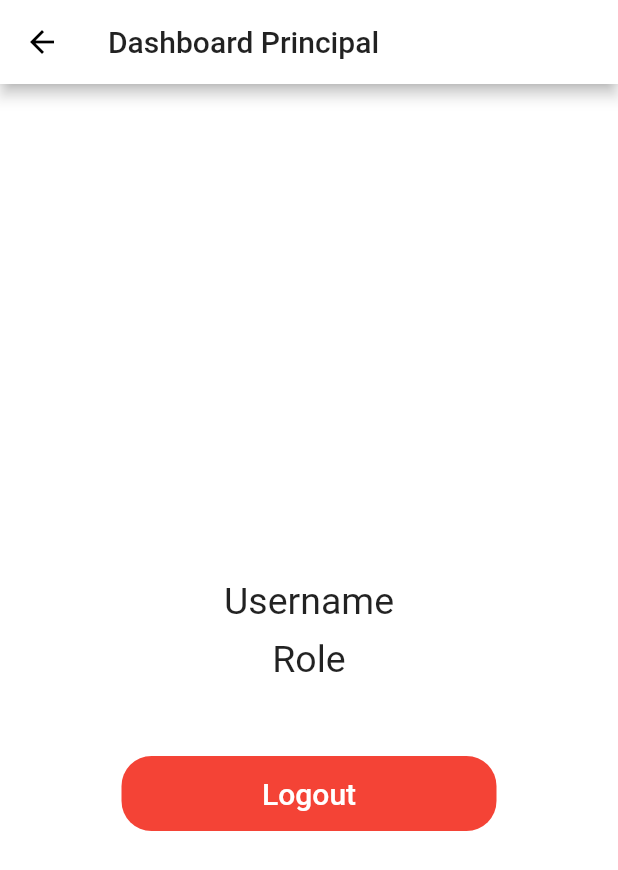
After one commit to Sushi-Oriented/SistemPenilaianGuru, a Flutter app: the PrincipalScreen screen opened directly, on a phone screen of 412 x 824 dp. The commit adds this screen. Shown: the top 870 px of the screen. Run offline on Flutter 3.47's test engine with Material 2 defaults, Android fonts, the phone set to English and light mode, and no system bars; our stand-ins replace cloud_firestore, firebase_auth, firebase_core; accounts and stored records are empty; network calls fail.

Commit message:
User type depends on screen

```diff
--- a/lib/router.dart
+++ b/lib/router.dart
@@ -1,8 +1,8 @@
 import 'package:flutter/material.dart';
-import 'package:spg_test/screens/check/check_connection.dart';
 import 'package:spg_test/screens/signup/signup_screen.dart';
 import 'package:spg_test/screens/splash.dart';
 import 'package:spg_test/screens/login/login_screen.dart';
+import 'package:spg_test/services/check/check_connection.dart';
 
 Route<dynamic> createRoute(settings) {
   switch (settings.name) {
--- a/lib/screens/login/login_body.dart
+++ b/lib/screens/login/login_body.dart
@@ -4,14 +4,11 @@ import 'package:spg_test/components/background.dart';
 import 'package:spg_test/components/rounded_button.dart';
 import 'package:spg_test/components/rounded_input_field.dart';
 import 'package:spg_test/components/rounded_password_field.dart';
-import 'package:spg_test/screens/check/check_userType.dart';
-
 import 'package:spg_test/screens/signup/components/orDivider.dart';
 import 'package:spg_test/screens/signup/signup_screen.dart';
-import 'package:spg_test/screens/student/dashboard_screen.dart';
 import 'package:spg_test/constant.dart';
 import 'package:spg_test/services/auth_provider.dart';
-
+import 'package:spg_test/services/check/check_userType.dart';
 import 'login_screen.dart';
 
 class LoginBody extends StatelessWidget {
--- /dev/null
+++ b/lib/screens/principal/principal_body.dart
@@ -0,0 +1,72 @@
+import 'package:flutter/material.dart';
+import 'package:spg_test/screens/principal/principal_screen.dart';
+import 'package:spg_test/services/auth_provider.dart';
+
+class PrincipalBody extends StatelessWidget {
+  const PrincipalBody({state}) : _state = state;
+
+  final PrincipalScreenState _state;
+
+  @override
+  Widget build(BuildContext context) {
+    return Scaffold(
+      backgroundColor: Colors.white,
+      appBar: AppBar(
+        title: Text("Dashboard Principal"),
+      ),
+      body: SafeArea(
+        child: Center(
+          child: Column(
+            mainAxisAlignment: MainAxisAlignment.center,
+            children: <Widget>[
+              Padding(
+                padding: const EdgeInsets.only(top: 60.0),
+                child: Text('Username',
+                    style: TextStyle(
+                      fontSize: 25,
+                    )),
+              ),
+              SizedBox(
+                height: 10,
+              ),
+              Padding(
+                  padding: EdgeInsets.symmetric(horizontal: 30),
+                  child: Text(
+                    'Role',
+                    style: TextStyle(
+                      fontSize: 25,
+                    ),
+                  )),
+              SizedBox(
+                height: 50,
+              ),
+              Container(
+                height: 50,
+                width: 250,
+                decoration: BoxDecoration(
+                  color: Colors.red,
+                  borderRadius: BorderRadius.circular(20),
+                ),
+                child: TextButton(
+                  style: ButtonStyle(
+                    shape: MaterialStateProperty.all<RoundedRectangleBorder>(
+                        RoundedRectangleBorder(
+                      borderRadius: BorderRadius.circular(20),
+                    )),
+                  ),
+                  onPressed: () => {
+                    AuthClass().signOut(),
+                  },
+                  child: Text(
+                    'Logout',
+                    style: TextStyle(color: Colors.white, fontSize: 20),
+                  ),
+                ),
+              ),
+            ],
+          ),
+        ),
+      ),
+    );
+  }
+}
--- /dev/null
+++ b/lib/screens/principal/principal_screen.dart
@@ -0,0 +1,24 @@
+import 'package:flutter/material.dart';
+import 'package:spg_test/screens/principal/principal_body.dart';
+
+class PrincipalScreen extends StatefulWidget {
+  static Route route() =>
+      MaterialPageRoute(builder: (context) => PrincipalScreen());
+
+  @override
+  PrincipalScreenState createState() => PrincipalScreenState();
+}
+
+class PrincipalScreenState extends State<PrincipalScreen> {
+  @override
+  Widget build(BuildContext context) {
+    return WillPopScope(
+      onWillPop: () => Future.value(false),
+      child: SafeArea(
+        child: Scaffold(
+          body: PrincipalBody(state: this),
+        ),
+      ),
+    );
+  }
+}
--- a/lib/screens/signup/signup_body.dart
+++ b/lib/screens/signup/signup_body.dart
@@ -1,17 +1,14 @@
 import 'dart:ui';
 
 import 'package:flutter/material.dart';
-//import 'package:flutter_signin_button/flutter_signin_button.dart';
 import 'package:spg_test/components/background.dart';
 import 'package:spg_test/components/rounded_button.dart';
 import 'package:spg_test/components/rounded_input_field.dart';
 import 'package:spg_test/components/rounded_password_field.dart';
-import 'package:spg_test/screens/check/check_userType.dart';
 import 'package:spg_test/screens/login/login_screen.dart';
 import 'package:spg_test/screens/signup/signup_screen.dart';
-import 'package:spg_test/screens/student/dashboard_screen.dart';
-// import 'package:spg_test/screens/welcome/welcome_screen.dart';
 import 'package:spg_test/services/auth_provider.dart';
+import 'package:spg_test/services/check/check_userType.dart';
 
 import '../../constant.dart';
 import 'components/orDivider.dart';
--- a/lib/screens/splash.dart
+++ b/lib/screens/splash.dart
@@ -2,8 +2,7 @@ import 'package:firebase_auth/firebase_auth.dart';
 import 'package:flutter/material.dart';
 import 'package:spg_test/constant.dart';
 import 'package:spg_test/screens/login/login_screen.dart';
-//import 'package:spg_test/screens/signup/signup_screen.dart';
-import 'package:spg_test/screens/student/dashboard_screen.dart';
+import 'package:spg_test/services/check/check_userType.dart';
 
 class Splash extends StatefulWidget {
   static Route route() => MaterialPageRoute(builder: (context) => Splash());
@@ -26,7 +25,7 @@ class SplashScreenState extends State<Splash> {
       } else {
         Navigator.pushAndRemoveUntil(
             context,
-            MaterialPageRoute(builder: (context) => DashboardStudScreen()),
+            MaterialPageRoute(builder: (context) => CheckTypeScreen()),
             (route) => false);
       }
     });
--- a/lib/screens/check/check_userType.dart
+++ b/lib/services/check/check_userType.dart
@@ -2,6 +2,7 @@ import 'package:cloud_firestore/cloud_firestore.dart';
 import 'package:firebase_auth/firebase_auth.dart';
 import 'package:flutter/material.dart';
 import 'package:spg_test/screens/login/login_screen.dart';
+import 'package:spg_test/screens/principal/principal_screen.dart';
 import 'package:spg_test/screens/signup/signup_screen.dart';
 import 'package:spg_test/screens/student/dashboard_screen.dart';
 import 'package:spg_test/services/auth_provider.dart';
@@ -32,12 +33,14 @@ class CheckTypeScreen extends StatelessWidget {
                   //final user = userDoc.data();
                   var userType = (snapshot.data)['role'];
                   print(userType);
-                  if (userType == 'Admin') {
-                    print('Admin');
+                  if (userType == 'Principal') {
+                    print('Principal');
+                    return PrincipalScreen();
+                  } else if (userType == 'Student') {
+                    print('Student');
                     return DashboardStudScreen();
                   } else {
-                    print('stud');
-                    return SignUpScreen();
+                    return LoginScreen();
                   }
                 } else {
                   return Material(
```
Also changed, not shown: lib/services/check/check_connection.dart (renamed from lib/screens/check/check_connection.dart).
